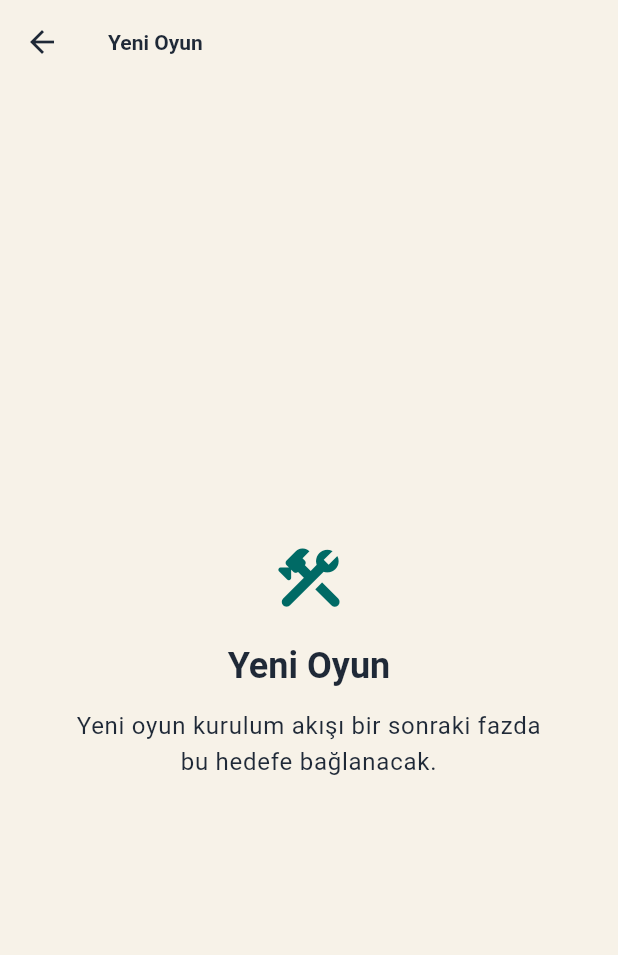
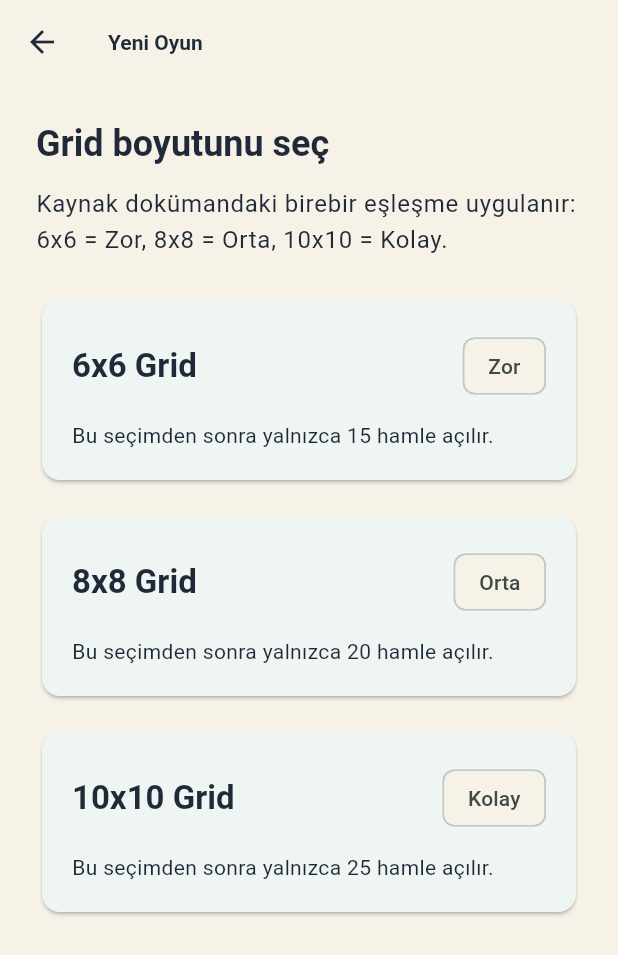
Before and after one commit to EnesDemir143/crush-word, a Flutter app: the HomeScreen screen opened directly with empty values, after a tap on "Yeni Oyun", on a phone screen of 412 x 824 dp. Shown: the top 955 px of the screen. Run offline on Flutter 3.47's test engine with Material 3 defaults, Android fonts, the phone set to English and light mode, and no system bars; our stand-ins replace shared_preferences; accounts and stored records are empty; project files that could hold a hidden picture were left out.

Commit message:
feat(game-setup): add constrained new game setup flow

```diff
--- a/lib/src/app/app_router.dart
+++ b/lib/src/app/app_router.dart
@@ -1,7 +1,9 @@
 import 'package:flutter/material.dart';
 
 import 'package:crush_word/src/core/models/app_user.dart';
+import 'package:crush_word/src/core/models/game_config.dart';
 import 'package:crush_word/src/core/repositories/profile_repository.dart';
+import 'package:crush_word/src/features/game_setup/new_game_screen.dart';
 import 'package:crush_word/src/features/home/home_screen.dart';
 import 'package:crush_word/src/features/onboarding/username_gate.dart';
 
@@ -9,6 +11,7 @@ class AppRoutes {
   static const onboarding = '/';
   static const home = '/home';
   static const newGame = '/new-game';
+  static const gameSession = '/game-session';
   static const market = '/market';
   static const scoreHistory = '/score-history';
 }
@@ -75,11 +78,30 @@ class AppRouter {
           settings: settings,
         );
       case AppRoutes.newGame:
-        return _buildPlaceholderRoute(
+        return MaterialPageRoute<void>(
+          builder: (BuildContext context) => NewGameScreen(
+            onStartGame: (GameConfig config) {
+              Navigator.of(
+                context,
+              ).pushReplacementNamed(AppRoutes.gameSession, arguments: config);
+            },
+          ),
           settings: settings,
-          title: 'Yeni Oyun',
-          description:
-              'Yeni oyun kurulum akışı bir sonraki fazda bu hedefe bağlanacak.',
+        );
+      case AppRoutes.gameSession:
+        final GameConfig? config = settings.arguments is GameConfig
+            ? settings.arguments as GameConfig
+            : null;
+
+        return MaterialPageRoute<void>(
+          builder: (_) => config == null
+              ? const _PlaceholderScreen(
+                  title: 'Oyun Başlatılamadı',
+                  description:
+                      'Yeni oyun kurulumu tamamlanmadan oyun oturumu açılamaz.',
+                )
+              : GameSessionBootstrapScreen(config: config),
+          settings: settings,
         );
       case AppRoutes.market:
         return _buildPlaceholderRoute(
--- /dev/null
+++ b/lib/src/features/game_setup/game_setup_controller.dart
@@ -0,0 +1,82 @@
+import 'package:flutter/foundation.dart';
+
+import 'package:crush_word/src/core/config/game_rules_config.dart';
+import 'package:crush_word/src/core/config/game_rules_loader.dart';
+import 'package:crush_word/src/core/models/game_config.dart';
+
+enum GameSetupStep { difficulty, moveCount }
+
+class GameSetupController extends ChangeNotifier {
+  GameSetupController({GameRulesLoader? loader})
+    : _loader = loader ?? const GameRulesLoader();
+
+  final GameRulesLoader _loader;
+
+  GameRulesConfig? _rules;
+  bool _isLoading = false;
+  Object? _error;
+  GameSetupStep _step = GameSetupStep.difficulty;
+  GameSetupOption? _selectedDifficulty;
+
+  GameRulesConfig? get rules => _rules;
+  bool get isLoading => _isLoading;
+  Object? get error => _error;
+  GameSetupStep get step => _step;
+  GameSetupOption? get selectedDifficulty => _selectedDifficulty;
+
+  List<GameSetupOption> get difficultyOptions =>
+      _rules?.setup.difficultyOptions ?? const <GameSetupOption>[];
+
+  List<int> get availableMoveCountOptions =>
+      _selectedDifficulty?.moveCountOptions ?? const <int>[];
+
+  bool get canStepBack => _step == GameSetupStep.moveCount;
+
+  Future<void> load({bool force = false}) async {
+    if (_isLoading || (_rules != null && !force)) {
+      return;
+    }
+
+    _isLoading = true;
+    _error = null;
+    notifyListeners();
+
+    try {
+      _rules = await _loader.load();
+      _step = GameSetupStep.difficulty;
+      _selectedDifficulty = null;
+    } catch (error) {
+      _error = error;
+    } finally {
+      _isLoading = false;
+      notifyListeners();
+    }
+  }
+
+  void selectDifficulty(GameSetupOption option) {
+    _selectedDifficulty = option;
+    _step = GameSetupStep.moveCount;
+    notifyListeners();
+  }
+
+  void returnToDifficultySelection() {
+    if (_step == GameSetupStep.difficulty) {
+      return;
+    }
+
+    _step = GameSetupStep.difficulty;
+    notifyListeners();
+  }
+
+  GameConfig confirmMoveCount(int moveLimit) {
+    final GameSetupOption? option = _selectedDifficulty;
+
+    if (option == null) {
+      throw StateError(
+        'Cannot confirm a move count before selecting a difficulty.',
+      );
+    }
+
+    return option.toGameConfig(moveLimit: moveLimit);
+  }
+}
--- /dev/null
+++ b/lib/src/features/game_setup/new_game_screen.dart
@@ -0,0 +1,378 @@
+import 'dart:async';
+
+import 'package:flutter/material.dart';
+
+import 'package:crush_word/src/core/config/game_rules_config.dart';
+import 'package:crush_word/src/core/models/game_config.dart';
+import 'package:crush_word/src/features/game_setup/game_setup_controller.dart';
+
+class NewGameScreen extends StatefulWidget {
+  const NewGameScreen({super.key, this.controller, this.onStartGame});
+
+  final GameSetupController? controller;
+  final ValueChanged<GameConfig>? onStartGame;
+
+  @override
+  State<NewGameScreen> createState() => _NewGameScreenState();
+}
+
+class _NewGameScreenState extends State<NewGameScreen> {
+  late final GameSetupController _controller;
+  late final bool _ownsController;
+
+  @override
+  void initState() {
+    super.initState();
+    _controller = widget.controller ?? GameSetupController();
+    _ownsController = widget.controller == null;
+    unawaited(_controller.load());
+  }
+
+  @override
+  void dispose() {
+    if (_ownsController) {
+      _controller.dispose();
+    }
+
+    super.dispose();
+  }
+
+  Future<bool> _handleBackNavigation() async {
+    if (_controller.canStepBack) {
+      _controller.returnToDifficultySelection();
+      return false;
+    }
+
+    return true;
+  }
+
+  void _startGame(GameConfig config) {
+    final ValueChanged<GameConfig>? onStartGame = widget.onStartGame;
+
+    if (onStartGame != null) {
+      onStartGame(config);
+      return;
+    }
+
+    Navigator.of(context).pop(config);
+  }
+
+  @override
+  Widget build(BuildContext context) {
+    return AnimatedBuilder(
+      animation: _controller,
+      builder: (BuildContext context, _) {
+        return PopScope<void>(
+          canPop: !_controller.canStepBack,
+          onPopInvokedWithResult: (bool didPop, void _) {
+            if (!didPop) {
+              unawaited(_handleBackNavigation());
+            }
+          },
+          child: Scaffold(
+            appBar: AppBar(
+              title: Text(
+                _controller.step == GameSetupStep.difficulty
+                    ? 'Yeni Oyun'
+                    : 'Hamle Sayısı',
+              ),
+              leading: _controller.canStepBack
+                  ? IconButton(
+                      onPressed: _controller.returnToDifficultySelection,
+                      icon: const Icon(Icons.arrow_back_rounded),
+                    )
+                  : null,
+            ),
+            body: SafeArea(
+              child: Padding(
+                padding: const EdgeInsets.all(24),
+                child: _buildBody(context),
+              ),
+            ),
+          ),
+        );
+      },
+    );
+  }
+
+  Widget _buildBody(BuildContext context) {
+    if (_controller.isLoading && _controller.rules == null) {
+      return const Center(child: CircularProgressIndicator());
+    }
+
+    if (_controller.error != null && _controller.rules == null) {
+      return Center(
+        child: ConstrainedBox(
+          constraints: const BoxConstraints(maxWidth: 360),
+          child: Column(
+            mainAxisSize: MainAxisSize.min,
+            children: [
+              Text(
+                'Oyun kuralları yüklenemedi.',
+                style: Theme.of(context).textTheme.titleLarge,
+                textAlign: TextAlign.center,
+              ),
+              const SizedBox(height: 12),
+              Text(
+                'Yeni oyun ayarlarını açmak için gerekli config okunamadı.',
+                style: Theme.of(context).textTheme.bodyLarge,
+                textAlign: TextAlign.center,
+              ),
+              const SizedBox(height: 20),
+              FilledButton(
+                onPressed: () => _controller.load(force: true),
+                child: const Text('Tekrar Dene'),
+              ),
+            ],
+          ),
+        ),
+      );
+    }
+
+    if (_controller.step == GameSetupStep.moveCount) {
+      final GameSetupOption option = _controller.selectedDifficulty!;
+      return _MoveCountStep(option: option, onMoveSelected: _startGame);
+    }
+
+    return _DifficultyStep(
+      options: _controller.difficultyOptions,
+      onOptionSelected: _controller.selectDifficulty,
+    );
+  }
+}
+
+class _DifficultyStep extends StatelessWidget {
+  const _DifficultyStep({
+    required this.options,
+    required this.onOptionSelected,
+  });
+
+  final List<GameSetupOption> options;
+  final ValueChanged<GameSetupOption> onOptionSelected;
+
+  @override
+  Widget build(BuildContext context) {
+    final ThemeData theme = Theme.of(context);
+
+    return ListView(
+      children: [
+        Text(
+          'Grid boyutunu seç',
+          style: theme.textTheme.headlineSmall?.copyWith(
+            fontWeight: FontWeight.w700,
+          ),
+        ),
+        const SizedBox(height: 12),
+        Text(
+          'Kaynak dokümandaki birebir eşleşme uygulanır: 6x6 = Zor, 8x8 = Orta, 10x10 = Kolay.',
+          style: theme.textTheme.bodyLarge?.copyWith(height: 1.5),
+        ),
+        const SizedBox(height: 24),
+        for (final GameSetupOption option in options) ...[
+          _SetupOptionCard(
+            key: Key('setup-difficulty-${option.difficulty.name}'),
+            title: option.gridLabel,
+            badgeLabel: option.label,
+            description:
+                'Bu seçimden sonra yalnızca ${option.moveSummary} açılır.',
+            onTap: () => onOptionSelected(option),
+          ),
+          const SizedBox(height: 16),
+        ],
+      ],
+    );
+  }
+}
+
+class _MoveCountStep extends StatelessWidget {
+  const _MoveCountStep({required this.option, required this.onMoveSelected});
+
+  final GameSetupOption option;
+  final ValueChanged<GameConfig> onMoveSelected;
+
+  @override
+  Widget build(BuildContext context) {
+    final ThemeData theme = Theme.of(context);
+
+    return ListView(
+      children: [
+        Text(
+          'Hamle sayısını seç',
+          style: theme.textTheme.headlineSmall?.copyWith(
+            fontWeight: FontWeight.w700,
+          ),
+        ),
+        const SizedBox(height: 12),
+        Text(
+          '${option.gridLabel} secildi. Bu seviye ${option.label} olarak oynanır.',
+          style: theme.textTheme.bodyLarge?.copyWith(height: 1.5),
+        ),
+        const SizedBox(height: 8),
+        Text(
+          'Sadece kaynak dokümandaki izinli hamle değerleri gösterilir.',
+          style: theme.textTheme.bodyMedium,
+        ),
+        const SizedBox(height: 24),
+        for (final int moveCount in option.moveCountOptions) ...[
+          FilledButton(
+            key: Key('setup-move-$moveCount'),
+            onPressed: () =>
+                onMoveSelected(option.toGameConfig(moveLimit: moveCount)),
+            child: Padding(
+              padding: const EdgeInsets.symmetric(vertical: 14),
+              child: Text('$moveCount hamle ile başla'),
+            ),
+          ),
+          const SizedBox(height: 12),
+        ],
+      ],
+    );
+  }
+}
+
+class _SetupOptionCard extends StatelessWidget {
+  const _SetupOptionCard({
+    super.key,
+    required this.title,
+    required this.badgeLabel,
+    required this.description,
+    required this.onTap,
+  });
+
+  final String title;
+  final String badgeLabel;
+  final String description;
+  final VoidCallback onTap;
+
+  @override
+  Widget build(BuildContext context) {
+    final ThemeData theme = Theme.of(context);
+
+    return Card(
+      child: InkWell(
+        onTap: onTap,
+        borderRadius: BorderRadius.circular(12),
+        child: Padding(
+          padding: const EdgeInsets.all(20),
+          child: Column(
+            crossAxisAlignment: CrossAxisAlignment.start,
+            children: [
+              Row(
+                children: [
+                  Expanded(
+                    child: Text(
+                      title,
+                      style: theme.textTheme.titleLarge?.copyWith(
+                        fontWeight: FontWeight.w700,
+                      ),
+                    ),
+                  ),
+                  Chip(label: Text(badgeLabel)),
+                ],
+              ),
+              const SizedBox(height: 12),
+              Text(
+                description,
+                style: theme.textTheme.bodyMedium?.copyWith(height: 1.4),
+              ),
+            ],
+          ),
+        ),
+      ),
+    );
+  }
+}
+
+class GameSessionBootstrapScreen extends StatelessWidget {
+  const GameSessionBootstrapScreen({super.key, required this.config});
+
+  final GameConfig config;
+
+  @override
+  Widget build(BuildContext context) {
+    final ThemeData theme = Theme.of(context);
+
+    return Scaffold(
+      appBar: AppBar(title: const Text('Oyun Başladı')),
+      body: Center(
+        child: ConstrainedBox(
+          constraints: const BoxConstraints(maxWidth: 380),
+          child: Padding(
+            padding: const EdgeInsets.all(24),
+            child: Column(
+              mainAxisSize: MainAxisSize.min,
+              children: [
+                Icon(
+                  Icons.grid_view_rounded,
+                  size: 56,
+                  color: theme.colorScheme.primary,
+                ),
+                const SizedBox(height: 20),
+                Text(
+                  'Oturum hazır',
+                  style: theme.textTheme.headlineSmall?.copyWith(
+                    fontWeight: FontWeight.w700,
+                  ),
+                  textAlign: TextAlign.center,
+                ),
+                const SizedBox(height: 12),
+                Text(
+                  'Board foundation bir sonraki planda burada yükselecek. Bu planda seçilen oturum ayarları güvenilir şekilde oyuna aktarıldı.',
+                  style: theme.textTheme.bodyLarge?.copyWith(height: 1.5),
+                  textAlign: TextAlign.center,
+                ),
+                const SizedBox(height: 24),
+                _SessionSummaryRow(
+                  label: 'Zorluk',
+                  value: config.difficultyLabel,
+                ),
+                const SizedBox(height: 12),
+                _SessionSummaryRow(label: 'Grid', value: config.gridLabel),
+                const SizedBox(height: 12),
+                _SessionSummaryRow(
+                  label: 'Hamle',
+                  value: '${config.moveLimit}',
+                ),
+              ],
+            ),
+          ),
+        ),
+      ),
+    );
+  }
+}
+
+class _SessionSummaryRow extends StatelessWidget {
+  const _SessionSummaryRow({required this.label, required this.value});
+
+  final String label;
+  final String value;
+
+  @override
+  Widget build(BuildContext context) {
+    final ThemeData theme = Theme.of(context);
+
+    return DecoratedBox(
+      decoration: BoxDecoration(
+        color: theme.colorScheme.surfaceContainerHighest,
+        borderRadius: BorderRadius.circular(12),
+      ),
+      child: Padding(
+        padding: const EdgeInsets.symmetric(horizontal: 16, vertical: 14),
+        child: Row(
+          children: [
+            Expanded(
+              child: Text(
+                label,
+                style: theme.textTheme.titleMedium?.copyWith(
+                  fontWeight: FontWeight.w600,
+                ),
+              ),
+            ),
+            Text(value, style: theme.textTheme.titleMedium),
+          ],
+        ),
+      ),
+    );
+  }
+}
```
Also changed, not shown: 1 other file.
